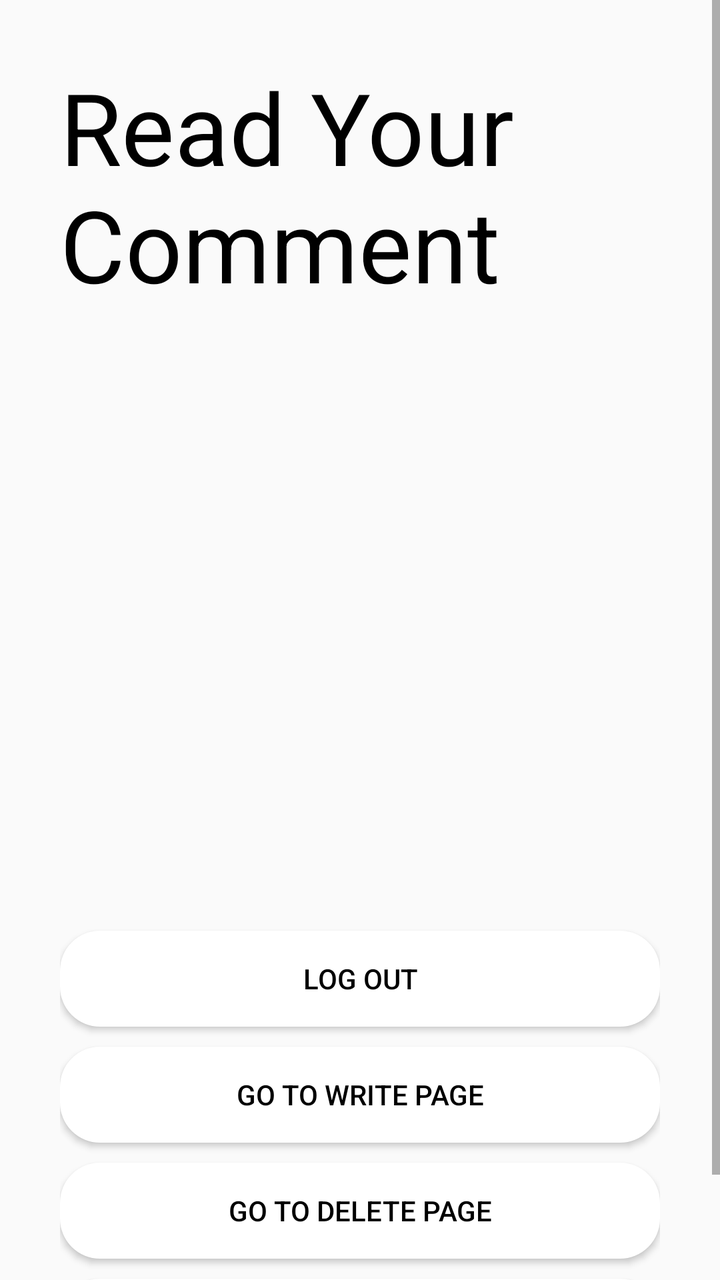
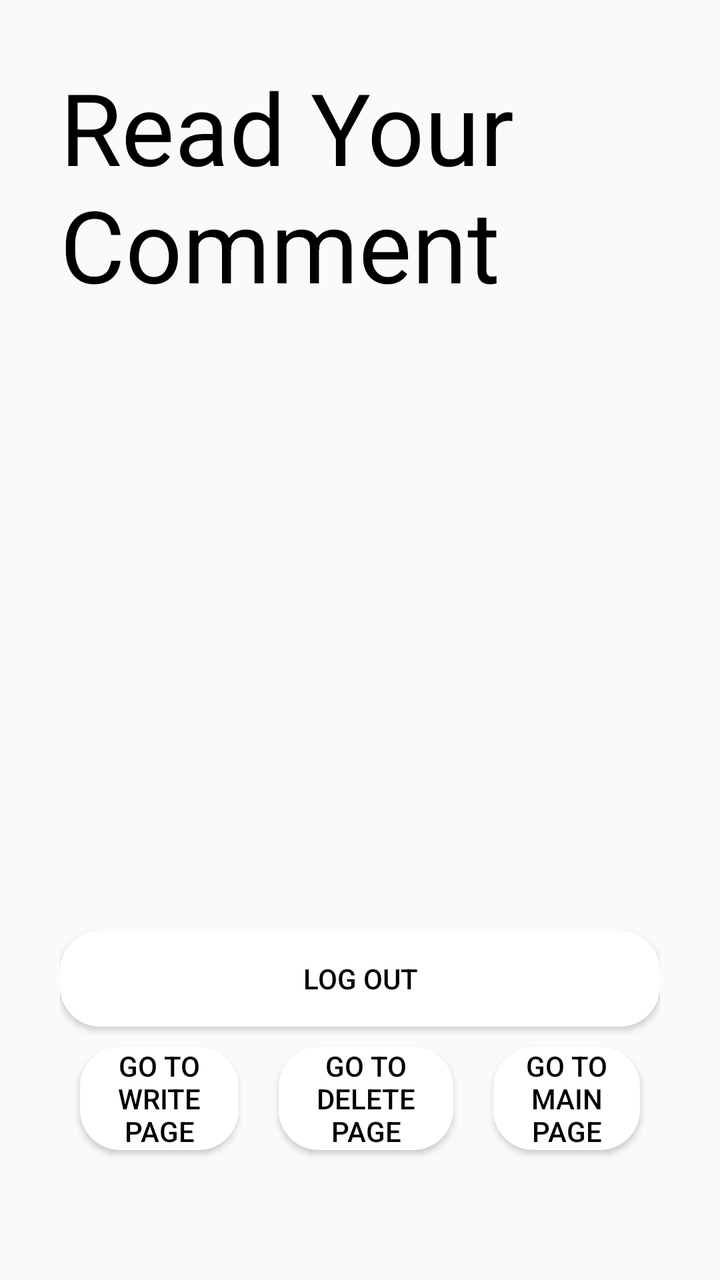

Screens rendered from an Android XML layout before and after an edit, with the pre-edit source and the edit as a unified diff.
<!-- AndroidManifest.xml: application theme Theme.Login -->
<!-- res/layout/activity_read.xml -->
<?xml version="1.0" encoding="utf-8"?>
<ScrollView xmlns:android="http://schemas.android.com/apk/res/android"
    xmlns:tools="http://schemas.android.com/tools"
    android:layout_width="match_parent"
    android:layout_height="match_parent"
    tools:context=".ReadActivity">

    <LinearLayout
        android:layout_width="match_parent"
        android:layout_height="match_parent"
        android:layout_margin="30dp"
        android:orientation="vertical">

        <TextView
            android:layout_width="wrap_content"
            android:layout_height="wrap_content"
            android:layout_gravity="center"
            android:textColor="@color/black"
            android:text="Read Your Comment"
            android:textSize="50dp" />

        <androidx.recyclerview.widget.RecyclerView
            android:id="@+id/recyclerview"
            android:layout_width="match_parent"
            android:layout_height="300dp"
            android:layout_marginBottom="10dp"/>

        <Button
            android:id="@+id/logout"
            android:layout_width="match_parent"
            android:layout_height="wrap_content"
            android:layout_marginBottom="10dp"
            android:background="@drawable/border"
            android:textColor="@color/black"
            android:text="Log Out" />

        <Button
            android:id="@+id/gotoWrite"
            android:layout_width="match_parent"
            android:layout_height="wrap_content"
            android:layout_marginBottom="10dp"
            android:background="@drawable/border"
            android:textColor="@color/black"
            android:text="Go To Write Page" />

        <Button
            android:id="@+id/gotoDelete"
            android:layout_width="match_parent"
            android:layout_height="wrap_content"
            android:layout_marginBottom="10dp"
            android:background="@drawable/border"
            android:textColor="@color/black"
            android:text="Go To Delete Page" />

        <Button
            android:id="@+id/gotoMain"
            android:layout_width="match_parent"
            android:layout_height="wrap_content"
            android:layout_marginBottom="10dp"
            android:background="@drawable/border"
            android:textColor="@color/black"
            android:text="Go To Main" />
    </LinearLayout>
</ScrollView>
<!-- resources referenced by this layout -->
<resources>
  <color name="black">#FF000000</color>
  <!-- drawable border (drawable) -->
  <?xml version="1.0" encoding="utf-8"?>
  <shape xmlns:android="http://schemas.android.com/apk/res/android">
      <solid android:color="@color/white"/>
      <corners android:radius="20dp"/>
  </shape>
  <style name="Theme.Login" parent="Theme.AppCompat.Light" />
  <color name="white">#FFFFFFFF</color>
</resources>

<!-- the commit's change to res/layout/activity_read.xml (unified diff, before → after) -->
@@ -29,36 +29,44 @@
             android:id="@+id/logout"
             android:layout_width="match_parent"
             android:layout_height="wrap_content"
-            android:layout_marginBottom="10dp"
             android:background="@drawable/border"
             android:textColor="@color/black"
             android:text="Log Out" />
 
-        <Button
-            android:id="@+id/gotoWrite"
+        <LinearLayout
             android:layout_width="match_parent"
-            android:layout_height="wrap_content"
-            android:layout_marginBottom="10dp"
-            android:background="@drawable/border"
-            android:textColor="@color/black"
-            android:text="Go To Write Page" />
+            android:layout_height="match_parent"
+            android:orientation="horizontal">
 
-        <Button
-            android:id="@+id/gotoDelete"
-            android:layout_width="match_parent"
-            android:layout_height="wrap_content"
-            android:layout_marginBottom="10dp"
-            android:background="@drawable/border"
-            android:textColor="@color/black"
-            android:text="Go To Delete Page" />
+            <Button
+                android:id="@+id/gotoWrite"
+                android:layout_weight="1"
+                android:layout_width="wrap_content"
+                android:layout_height="wrap_content"
+                android:layout_margin="10dp"
+                android:background="@drawable/border"
+                android:textColor="@color/black"
+                android:text="Go To Write Page" />
 
-        <Button
-            android:id="@+id/gotoMain"
-            android:layout_width="match_parent"
-            android:layout_height="wrap_content"
-            android:layout_marginBottom="10dp"
-            android:background="@drawable/border"
-            android:textColor="@color/black"
-            android:text="Go To Main" />
+            <Button
+                android:id="@+id/gotoDelete"
+                android:layout_weight="1"
+                android:layout_width="wrap_content"
+                android:layout_height="wrap_content"
+                android:layout_margin="10dp"
+                android:background="@drawable/border"
+                android:textColor="@color/black"
+                android:text="Go To Delete Page" />
+
+            <Button
+                android:id="@+id/gotoMain"
+                android:layout_weight="1"
+                android:layout_width="wrap_content"
+                android:layout_height="wrap_content"
+                android:layout_margin="10dp"
+                android:background="@drawable/border"
+                android:textColor="@color/black"
+                android:text="Go To Main Page" />
+        </LinearLayout>
     </LinearLayout>
 </ScrollView>
